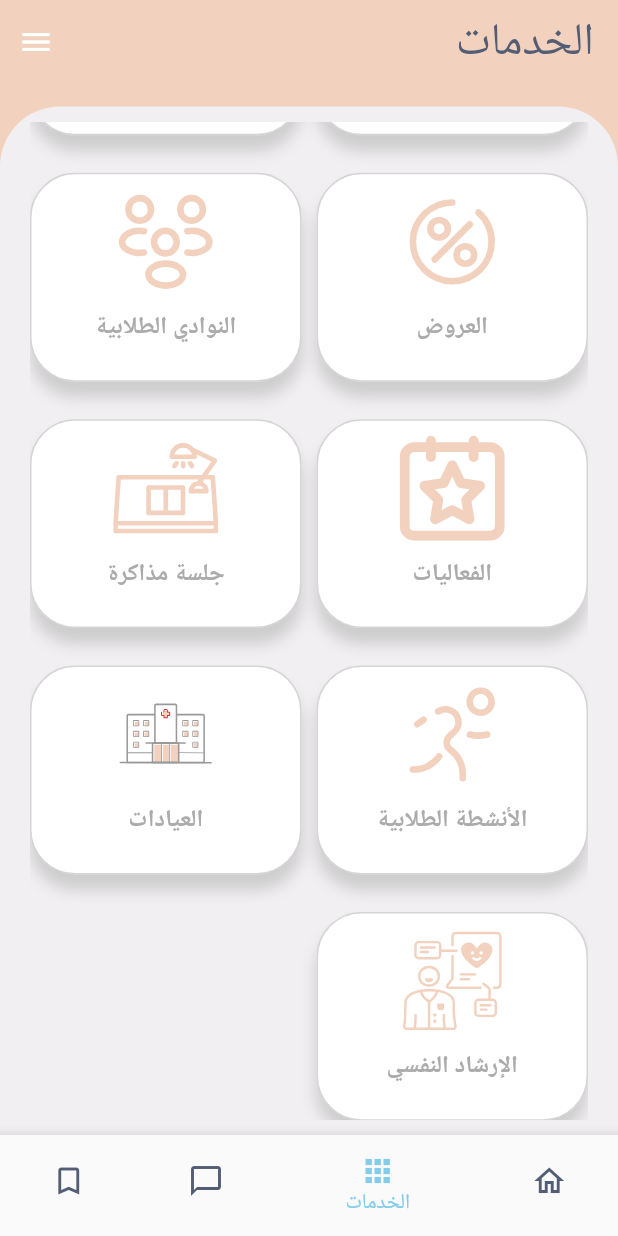
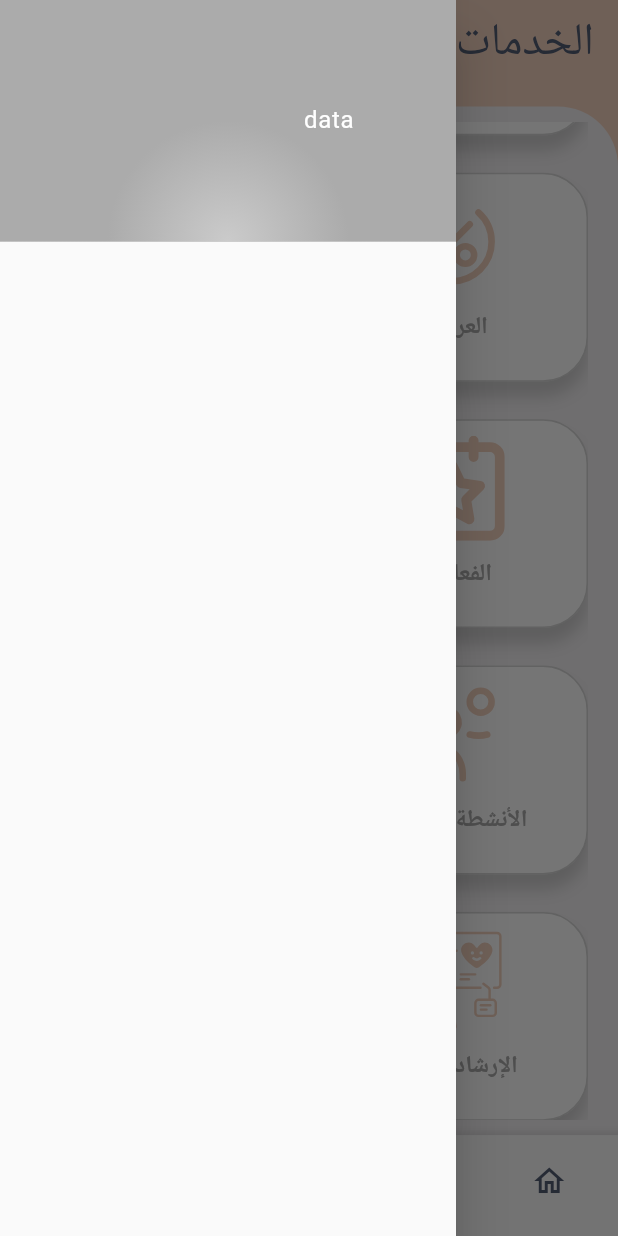
Before and after one commit to sabreenmb/senior_project, a Flutter app: the ServisesScreen screen opened directly, scrolled down 130 dp, after a tap on the "menu" icon, on a phone screen of 412 x 824 dp. Run offline on Flutter 3.47's test engine with Material 3 defaults, Android fonts, the phone set to English and light mode, and no system bars; our stand-ins replace firebase_auth, firebase_core, firebase_storage, flutter_svg, google_fonts, image_picker; accounts and stored records are empty; Roboto replaces fonts that are missing (Almarai).

Commit message:
Adding side bar menu, Manar

```diff
--- a/lib/interface/ServicesScreen.dart
+++ b/lib/interface/ServicesScreen.dart
@@ -3,6 +3,7 @@ import 'package:flutter/cupertino.dart';
 import 'package:flutter/material.dart';
 import 'package:flutter_svg/flutter_svg.dart';
 import 'package:senior_project/widgets/ServiceCard.dart';
+import 'package:senior_project/widgets/side_menu.dart';
 
 import '../constant.dart';
 import '../theme.dart';
@@ -20,25 +21,25 @@ class ServisesScreen extends StatefulWidget {
 class _ServisesState extends State<ServisesScreen> {
   int _selectedPageIndex = 1;
   void _selectPage(int index) {
-    index=1;
+    index = 1;
     setState(() {
-      if(index==0){
+      if (index == 0) {
         Navigator.pushReplacement(
             context, MaterialPageRoute(builder: (_) => HomeScreen()));
-      }
-      else if (index==1){
+      } else if (index == 1) {
         // Navigator.pushReplacement(
         //     context, MaterialPageRoute(builder: (_) => ServisesScreen()));
-      }else if(index==2){
+      } else if (index == 2) {
         Navigator.pushReplacement(
             context, MaterialPageRoute(builder: (_) => ChatScreen()));
-      }else if(index ==3){
+      } else if (index == 3) {
         Navigator.pushReplacement(
             context, MaterialPageRoute(builder: (_) => SaveListScreen()));
       }
       _selectedPageIndex = index;
     });
   }
+
   @override
   Widget build(BuildContext context) {
     return Scaffold(
@@ -48,12 +49,6 @@ class _ServisesState extends State<ServisesScreen> {
         elevation: 0,
         title: Text("الخدمات", style: TextStyles.heading1),
         centerTitle: false,
-        actions: [
-          IconButton(
-            onPressed: () {},
-            icon: Icon(Icons.menu),
-          )
-        ],
       ),
       bottomNavigationBar: BottomAppBar(
         color: Colors.white,
@@ -62,14 +57,13 @@ class _ServisesState extends State<ServisesScreen> {
         clipBehavior: Clip.none,
         child: Container(
           height: kBottomNavigationBarHeight * 1.2,
-          width:  MediaQuery.of(context).size.width,
-
+          width: MediaQuery.of(context).size.width,
           child: Container(
             decoration: BoxDecoration(
               color: Colors.white,
             ),
             child: BottomNavigationBar(
-              onTap:_selectPage ,
+              onTap: _selectPage,
               unselectedItemColor: CustomColors.darkGrey,
               selectedItemColor: CustomColors.lightBlue,
               currentIndex: 1,
@@ -92,44 +86,7 @@ class _ServisesState extends State<ServisesScreen> {
           ),
         ),
       ),
-      // bottomNavigationBar: NavigationBar(
-      //   backgroundColor: Colors.white,
-      //   indicatorColor: Colors.transparent,
-      //   labelBehavior: labelBehavior,
-      //   selectedIndex: currentPageIndex,
-      //   onDestinationSelected: (int index) {
-      //     setState(() {
-      //       currentPageIndex = index;
-      //     });
-      //   },
-      //   destinations: const <Widget>[
-      //     NavigationDestination(
-      //       selectedIcon: Icon(
-      //         Icons.home,
-      //         color: CustomColors.lightBlue,
-      //       ),
-      //       icon: Icon(Icons.home_outlined),
-      //       label: 'Home',
-      //     ),
-      //     NavigationDestination(
-      //       selectedIcon:
-      //           Icon(Icons.apps_rounded, color: CustomColors.lightBlue),
-      //       icon: Icon(Icons.apps),
-      //       label: 'Commute',
-      //     ),
-      //     NavigationDestination(
-      //       selectedIcon:
-      //           Icon(Icons.messenger_rounded, color: CustomColors.lightBlue),
-      //       icon: Icon(Icons.messenger_outline_outlined),
-      //       label: 'Saved',
-      //     ),
-      //     NavigationDestination(
-      //       selectedIcon: Icon(Icons.bookmark, color: CustomColors.lightBlue),
-      //       icon: Icon(Icons.bookmark_border),
-      //       label: 'Saved',
-      //     ),
-      //   ],
-      // ),
+      endDrawer: SideDrawer(),
       body: SafeArea(
         bottom: false,
         child: Column(
@@ -146,7 +103,6 @@ class _ServisesState extends State<ServisesScreen> {
                           topRight: Radius.circular(40))),
                 ),
                 Container(
-                  // color: const Color.fromRGBO(196, 196, 196, 0.2),
                   padding: const EdgeInsets.symmetric(
                       vertical: 10.0, horizontal: 20.0),
                   child: GridView.builder(
--- /dev/null
+++ b/lib/widgets/side_menu.dart
@@ -0,0 +1,35 @@
+import 'package:flutter/material.dart';
+import '../theme.dart';
+
+class SideDrawer extends StatelessWidget {
+  const SideDrawer({super.key});
+  @override
+  Widget build(BuildContext context) {
+    return Drawer(
+      //backgroundColor: ,
+      child: Column(
+        children: [
+          DrawerHeader(
+            padding: const EdgeInsets.all(20),
+            decoration: BoxDecoration(
+              gradient: RadialGradient(
+                colors: [
+                  CustomColors.lightGrey.withOpacity(0.6),
+                  CustomColors.lightGrey,
+                ],
+                center: Alignment.bottomCenter,
+              ),
+            ),
+            child: Row(
+              children: [
+                const Icon(Icons.add, size: 30, color: CustomColors.noColor),
+                const SizedBox(width: 18),
+                Text("data", style: TextStyles.text3),
+              ],
+            ),
+          ),
+        ],
+      ),
+    );
+  }
+}
```
